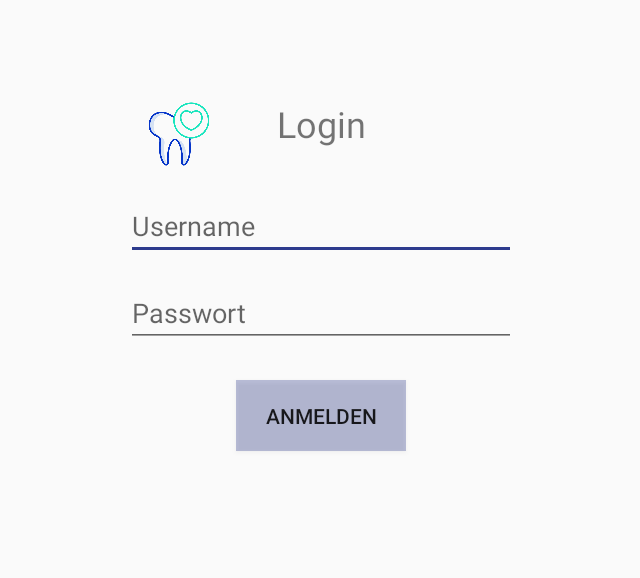
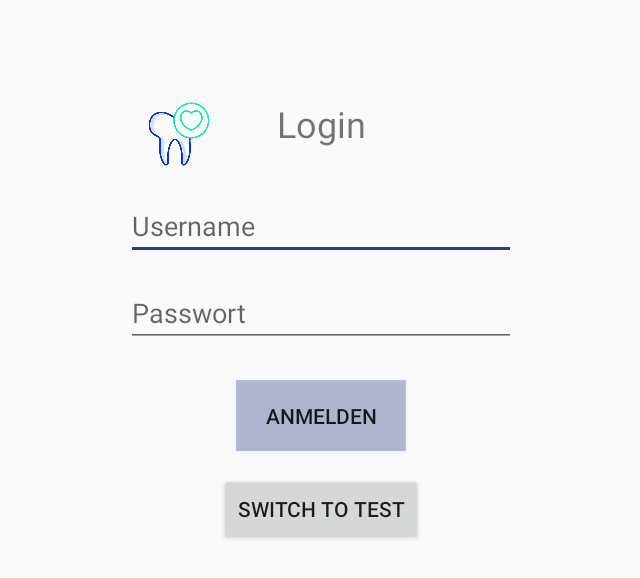
Before and after one commit to chfaes/BA-ZZM, an Android app: the screen it shows after launch (MainActivity), on a phone screen of 824 x 412 dp (held sideways). Shown: the top 578 px of the screen, without its empty margins (297-937 px from the left). Run offline under Robolectric (Android 15) with nearby library versions, the phone set to English and light mode, and no system bars; libraries missing offline, so code that uses them is left out: com.facebook.stetho, org.flywaydb.core, org.sqldroid; network calls fail; 1 statement that could not run was skipped.

```diff
--- a/app/src/main/java/com/example/frontend/Activities/MainActivity.java
+++ b/app/src/main/java/com/example/frontend/Activities/MainActivity.java
@@ -25,6 +25,7 @@ public class MainActivity extends AppCompatActivity {
     private TextView tvAttemptsInfo;
     private TextView tvTest;
     private Button btnLogin;
+    private Button btnTest;
     private int counter = 3;
     private List<User> userList;
 
@@ -46,10 +47,17 @@ public class MainActivity extends AppCompatActivity {
         tvAttemptsInfo = (TextView) findViewById(R.id.tvAttempts);
 
         btnLogin = (Button) findViewById(R.id.btnLogin);
+        btnTest = (Button) findViewById(R.id.btnTest);
         btnLogin.setOnClickListener(new View.OnClickListener() {
             @Override
             public void onClick(View view) {
                 validate(etUsername.getText().toString(), etPassword.getText().toString());
+            }
+        });
+        btnTest.setOnClickListener(new View.OnClickListener(){
+            @Override
+            public void onClick(View view) {
+                startActivity(new Intent(MainActivity.this, TestActivity.class));
             }
         });
 
--- a/app/src/main/res/layout/activity_main.xml
+++ b/app/src/main/res/layout/activity_main.xml
@@ -115,4 +115,15 @@
         app:layout_constraintVertical_bias="0.828"
         app:srcCompat="@drawable/tooth" />
 
+    <Button
+        android:id="@+id/btnTest"
+        android:layout_width="wrap_content"
+        android:layout_height="wrap_content"
+        android:text="switch to test"
+        app:layout_constraintBottom_toBottomOf="parent"
+        app:layout_constraintEnd_toEndOf="parent"
+        app:layout_constraintStart_toStartOf="parent"
+        app:layout_constraintTop_toBottomOf="@+id/btnLogin"
+        app:layout_constraintVertical_bias="0.236" />
+
 </android.support.constraint.ConstraintLayout>
--- a/build.gradle
+++ b/build.gradle
@@ -1,6 +1,7 @@
 // Top-level build file where you can add configuration options common to all sub-projects/modules.
 
 buildscript {
+    ext.kotlin_version = '1.3.61'
     repositories {
         google()
         jcenter()
@@ -8,6 +9,8 @@ buildscript {
     }
     dependencies {
         classpath 'com.android.tools.build:gradle:3.5.3'
+        classpath 'com.google.ar.sceneform:plugin:1.15.0'
+        classpath "org.jetbrains.kotlin:kotlin-gradle-plugin:$kotlin_version"
 
         // NOTE: Do not place your application dependencies here; they belong
         // in the individual module build.gradle files
```
Also changed, not shown: app/build.gradle (+29 -1 lines), app/src/main/AndroidManifest.xml (+18 -0 lines), app/src/main/java/com/example/frontend/Activities/TestActivity.java (added, +17 -0 lines), app/src/main/res/layout/activity_test.xml (added, +24 -0 lines), 3 other files.
